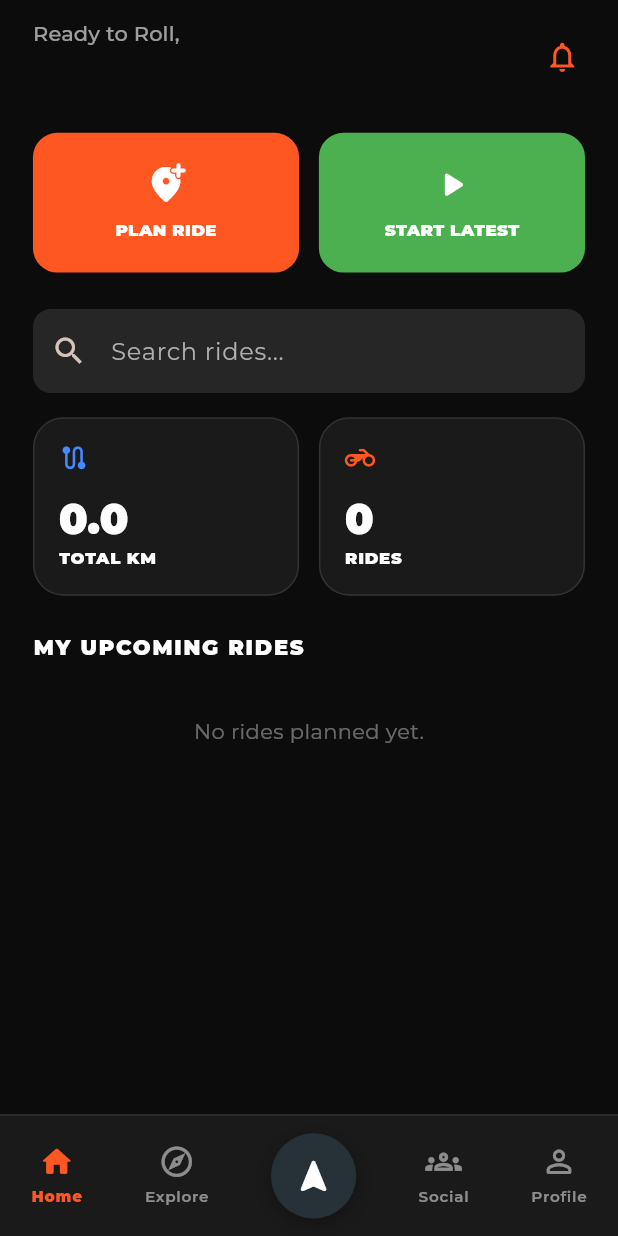
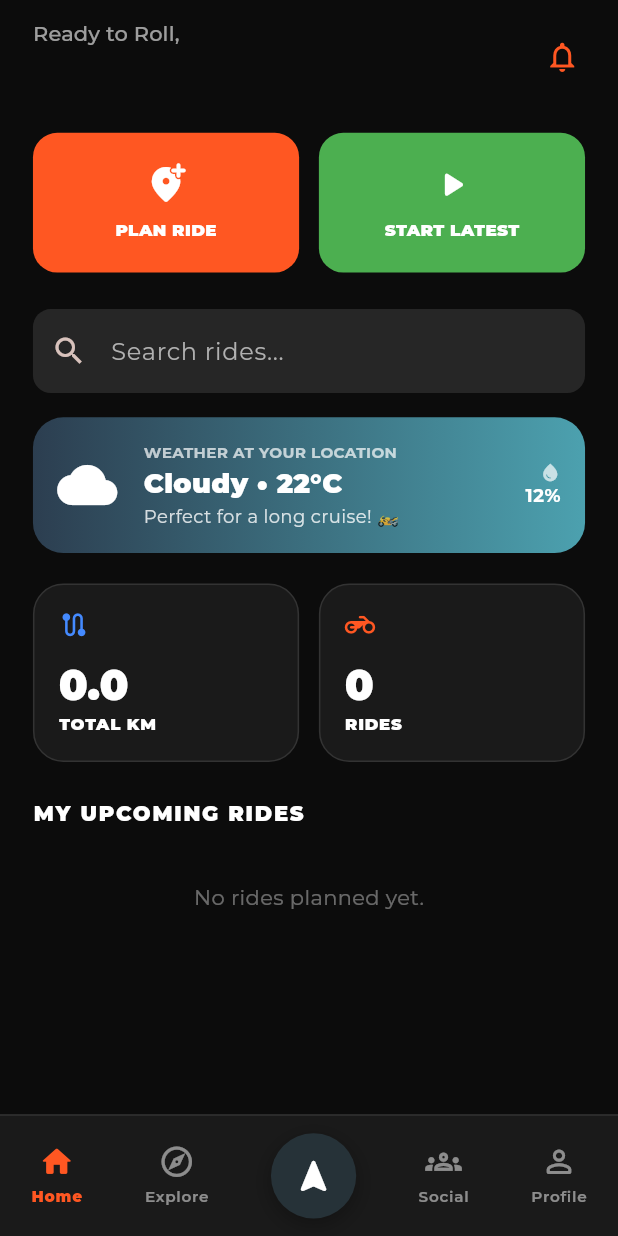
Before and after one commit to abhishekgupta2211/SyncUp, a Flutter app: the screen it shows once a user with an empty profile is signed in, on a phone screen of 412 x 824 dp. Run offline on Flutter 3.47's test engine with Material 3 defaults, Android fonts, the phone set to English and light mode, and no system bars; our stand-ins replace cached_network_image, emoji_picker_flutter, firebase_core, firebase_messaging, flutter_animate, flutter_dotenv and 11 more; missing offline and left inert: record, zego_uikit, zego_uikit_prebuilt_call, zego_uikit_signaling_plugin; accounts and stored records are empty; network calls fail.

Commit message:
Feature 11: Upgrade Dashboard Weather UI with real slots

```diff
--- a/lib/features/chat/presentation/pages/chats_page.dart
+++ b/lib/features/chat/presentation/pages/chats_page.dart
@@ -169,6 +169,44 @@ class _ChatsPageState extends State<ChatsPage> {
               SliverToBoxAdapter(
                 child: Padding(
                   padding: EdgeInsets.symmetric(horizontal: 20.w),
+                  child: Container(
+                    padding: EdgeInsets.all(16.r),
+                    decoration: BoxDecoration(
+                      gradient: const LinearGradient(colors: [Color(0xFF2C3E50), Color(0xFF4CA1AF)]),
+                      borderRadius: BorderRadius.circular(20.r),
+                    ),
+                    child: Row(
+                      children: [
+                        const Icon(Icons.wb_cloudy_rounded, color: Colors.white, size: 40),
+                        SizedBox(width: 16.w),
+                        Expanded(
+                          child: Column(
+                            crossAxisAlignment: CrossAxisAlignment.start,
+                            children: [
+                              Text('WEATHER AT YOUR LOCATION', style: TextStyle(color: Colors.white70, fontSize: 10.sp, fontWeight: FontWeight.bold)),
+                              const Text('Cloudy • 22°C', style: TextStyle(color: Colors.white, fontSize: 18, fontWeight: FontWeight.w900)),
+                              Text('Perfect for a long cruise! 🏍️', style: TextStyle(color: Colors.white.withValues(alpha: 0.8), fontSize: 12)),
+                            ],
+                          ),
+                        ),
+                        Column(
+                          crossAxisAlignment: CrossAxisAlignment.end,
+                          children: [
+                            const Icon(Icons.water_drop, color: Colors.white70, size: 14),
+                            Text('12%', style: TextStyle(color: Colors.white, fontSize: 12.sp, fontWeight: FontWeight.bold)),
+                          ],
+                        ),
+                      ],
+                    ),
+                  ),
+                ),
+              ),
+
+              SliverToBoxAdapter(child: SizedBox(height: 20.h)),
+
+              SliverToBoxAdapter(
+                child: Padding(
+                  padding: EdgeInsets.symmetric(horizontal: 20.w),
                   child: Row(
                     children: [
                       Expanded(
```
